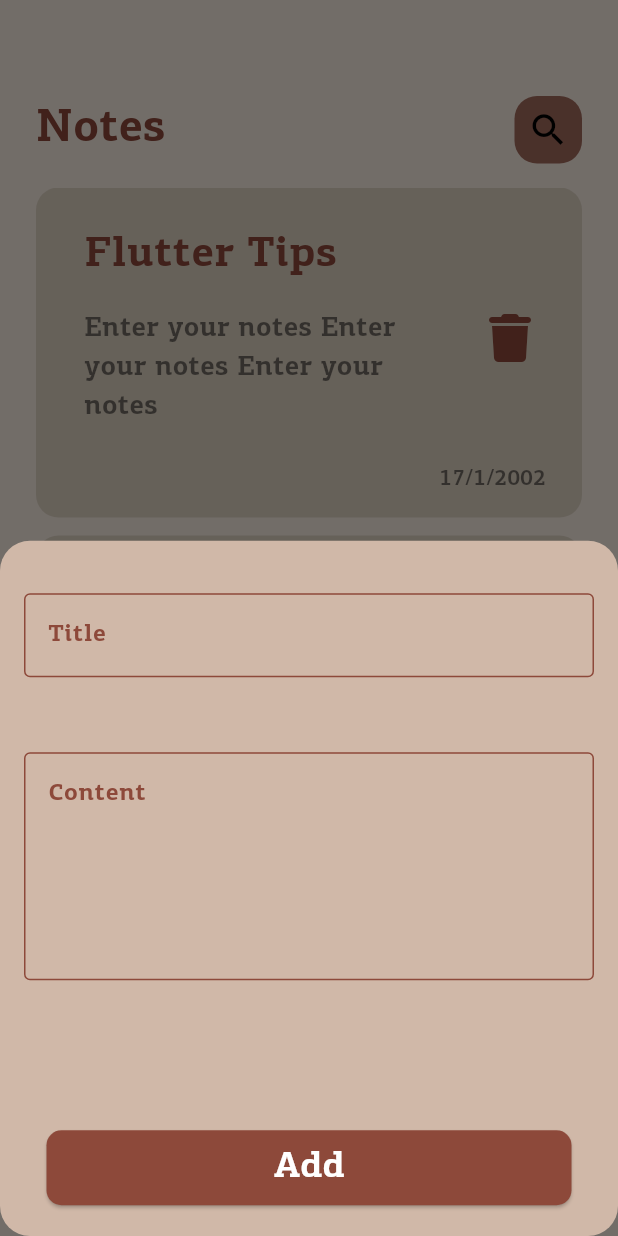
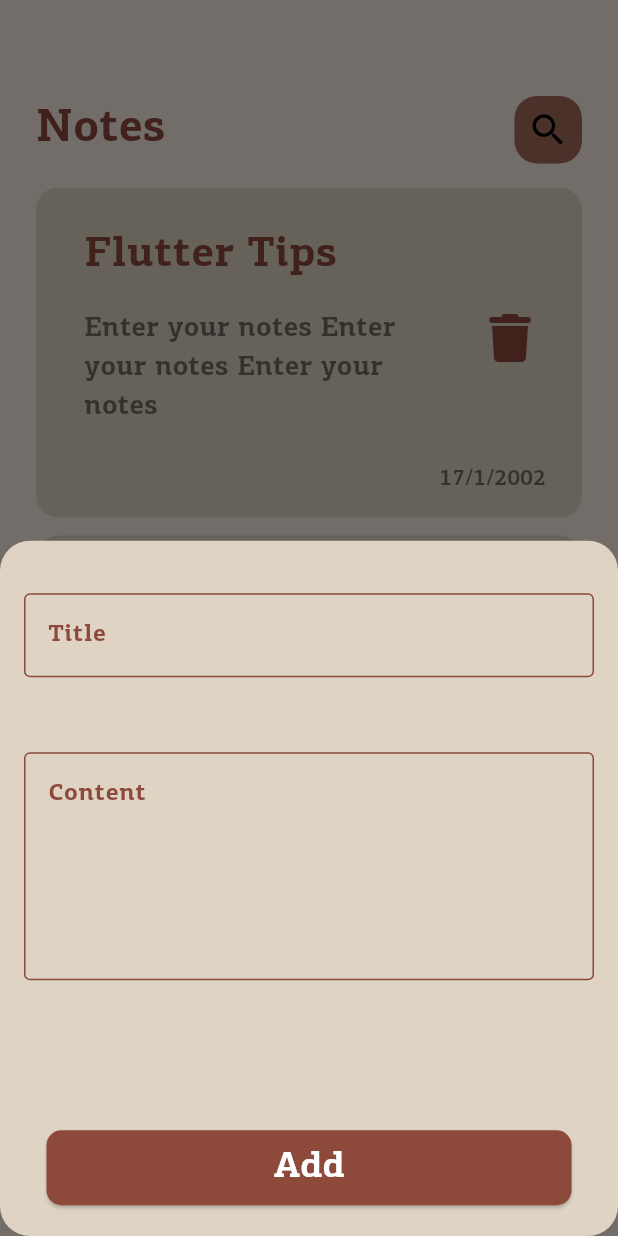
Before and after one commit to AhmedMaged1722/notes_app, a Flutter app: the screen it shows after launch, after a tap on the "add" icon, on a phone screen of 412 x 824 dp. Run offline on Flutter 3.47's test engine with Material 3 defaults, Android fonts, the phone set to English and light mode, and no system bars; drawn by our look-alikes of modal_progress_hud_nsn; our stand-ins replace bloc, flutter_bloc, font_awesome_flutter, hive, hive_flutter; accounts and stored records are empty.

```diff
--- a/lib/Views/notes_view.dart
+++ b/lib/Views/notes_view.dart
@@ -14,13 +14,13 @@ class NotesView extends StatelessWidget {
         child: FloatingActionButton(
           onPressed: () {
             showModalBottomSheet(
-                backgroundColor: const Color(0xFFD0B8A8),
+                backgroundColor: kColor2,
                 shape: RoundedRectangleBorder(
                   borderRadius: BorderRadius.circular(20),
                 ),
                 context: context,
                 builder: (context) {
-                  return AddNote();
+                  return const AddNote();
                 });
           },
           tooltip: 'Add new item',
--- a/lib/Views/widgets/add_note.dart
+++ b/lib/Views/widgets/add_note.dart
@@ -24,7 +24,7 @@ class _AddNoteState extends State<AddNote> {
               Navigator.pop(context);
             }
             if (state is AddNoteFailure) {
-              print('Fail ${state.errorMsg}');
+              debugPrint('Fail ${state.errorMsg}');
             }
           },
           builder: (context, state) {
--- a/lib/Views/widgets/note_item.dart
+++ b/lib/Views/widgets/note_item.dart
@@ -17,7 +17,7 @@ class NoteItem extends StatelessWidget {
       child: Container(
         padding: const EdgeInsets.only(top: 16, bottom: 16, left: 16),
         decoration: BoxDecoration(
-          color: const Color(0xFFDFD3C3),
+          color: kColor2,
           borderRadius: BorderRadius.circular(15),
         ),
         child: Column(
@@ -28,7 +28,7 @@ class NoteItem extends StatelessWidget {
               iconColor: kBlack,
               title: const Text(
                 'Flutter Tips',
-                style: TextStyle(fontSize: 28, color: Color(0xFF8D493A)),
+                style: TextStyle(fontSize: 28, color: kColor4),
               ),
               subtitle: Padding(
                 padding: const EdgeInsets.symmetric(vertical: 16),
--- a/lib/main.dart
+++ b/lib/main.dart
@@ -1,3 +1,5 @@
+import 'dart:math';
+
 import 'package:flutter/material.dart';
 import 'package:flutter_bloc/flutter_bloc.dart';
 import 'package:hive_flutter/adapters.dart';
@@ -5,9 +7,11 @@ import 'package:notes_app/Cubit/add_note_cubit/add_note_cubit.dart';
 import 'package:notes_app/Models/note_model.dart';
 import 'package:notes_app/Views/notes_view.dart';
 import 'package:notes_app/constans/const.dart';
+import 'package:notes_app/simble_bloc_observer.dart';
 
 void main() async {
   // ignore: await_only_futures
+  Bloc.observer = SimbleBlocObserver();
   await Hive.initFlutter();
   await Hive.openBox(kNotesBox);
   Hive.registerAdapter(NoteModelAdapter());
```
Also changed, not shown: lib/simble_bloc_observer.dart (added, +25 -0 lines).
